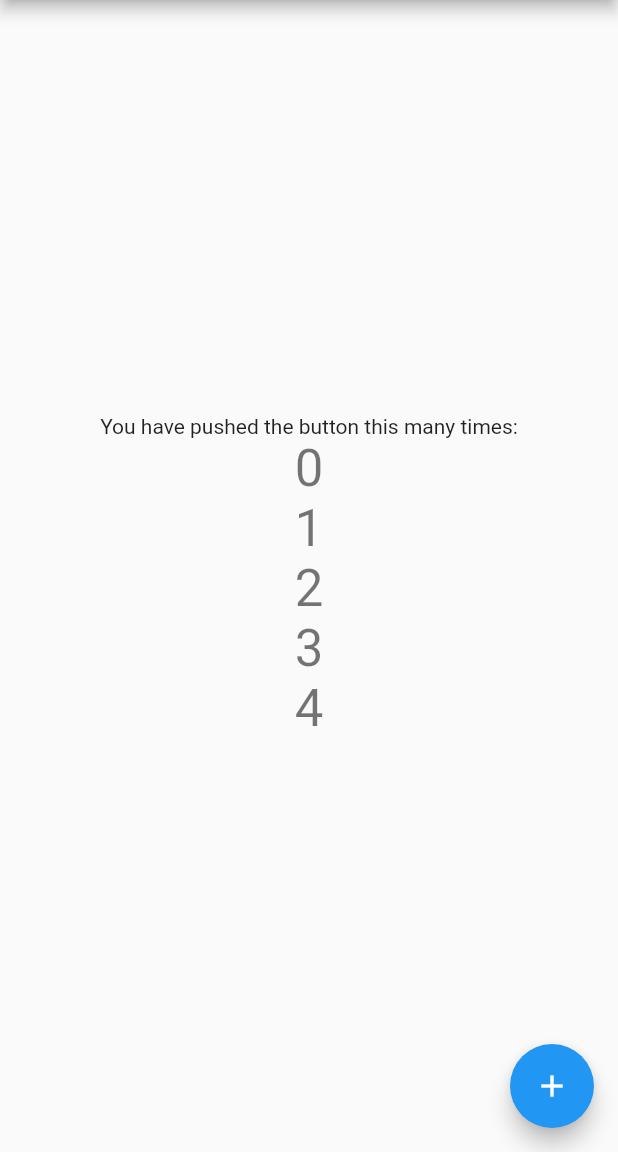
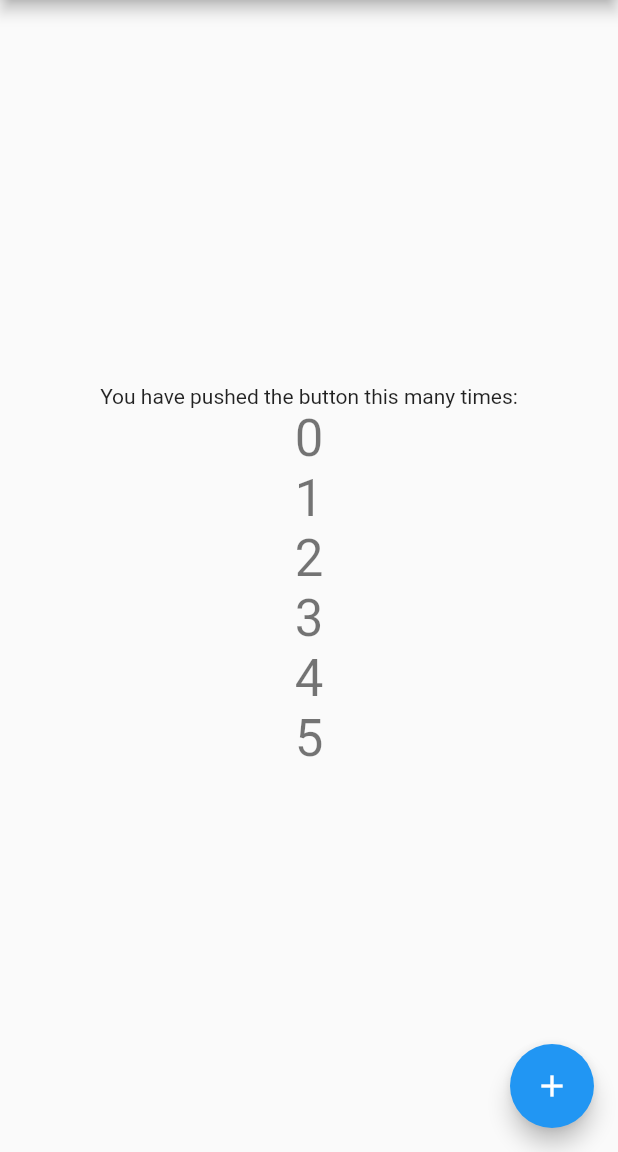
Before and after one commit to ItdaTeam/git_test, a Flutter app: the screen it shows after launch, on a phone screen of 412 x 824 dp, the part 84-1236 px from its top. Run offline on Flutter 3.47's test engine with Material 2 defaults, Android fonts, the phone set to English and light mode, and no system bars.

Commit message:
5 추가

```diff
--- a/lib/main.dart
+++ b/lib/main.dart
@@ -120,6 +120,10 @@ class _MyHomePageState extends State<MyHomePage> {
               '4',
               style: Theme.of(context).textTheme.headline4,
             ),
+            Text(
+              '5',
+              style: Theme.of(context).textTheme.headline4,
+            ),
           ],
         ),
       ),
```
